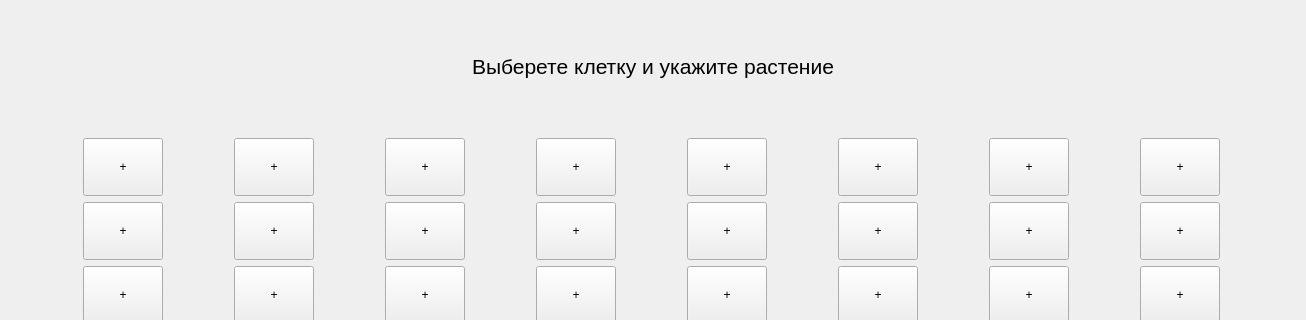
This is src/main.ui in stpavlenko/CourseOP as Qt 5 draws it before an edit; both pictures show x 0 to 1306 and y 0 to 320 of the 1306 by 803 pixel window. The edited form follows.
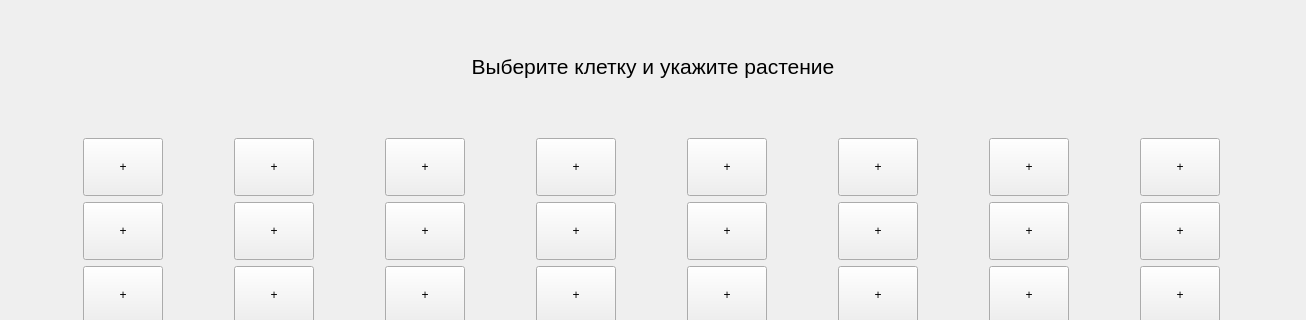
This is the edited form.

Diff of the .ui file:
```diff
--- a/src/main.ui
+++ b/src/main.ui
@@ -23,7 +23,7 @@
        </font>
       </property>
       <property name="text">
-       <string>Выберете клетку и укажите растение</string>
+       <string>Выберите клетку и укажите растение</string>
       </property>
       <property name="alignment">
        <set>Qt::AlignCenter</set>
```
